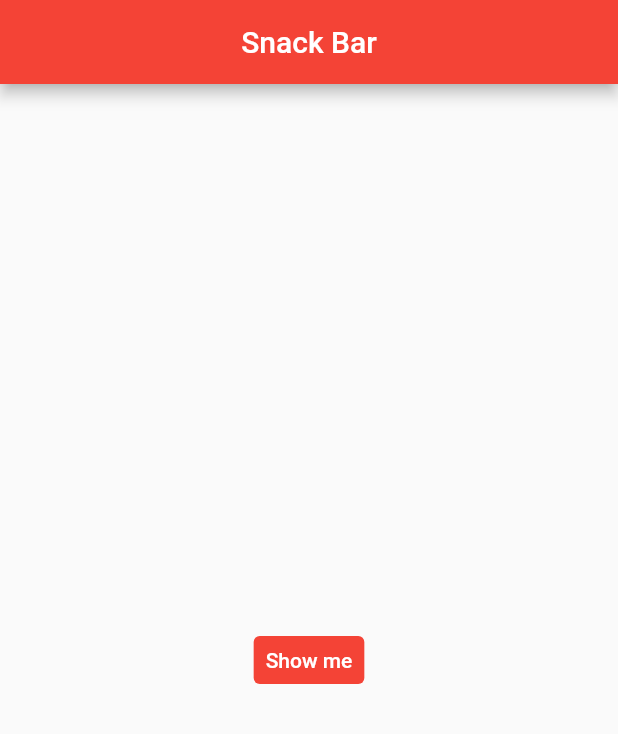
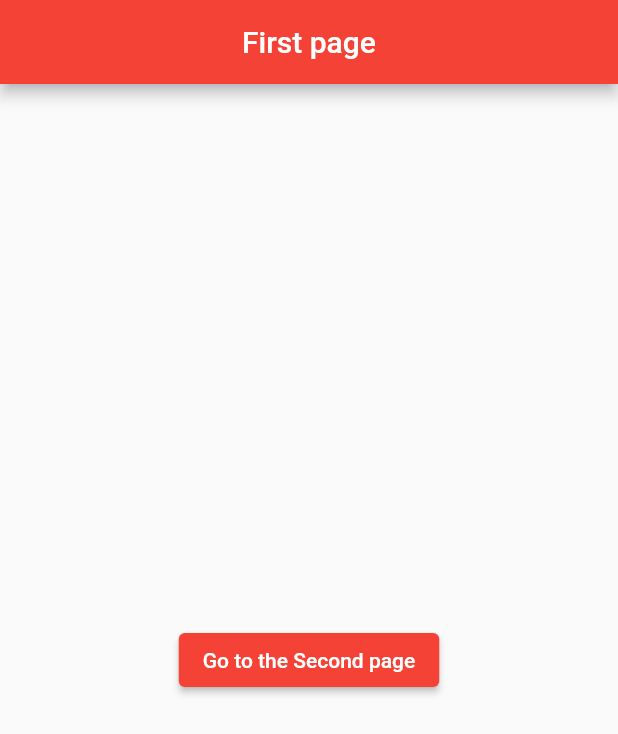
Before and after one commit to ParkJong-Hun/Flutter_Tutorial, a Flutter app: the screen it shows after launch, on a phone screen of 412 x 824 dp. Shown: the top 734 px of the screen. Run offline on Flutter 3.47's test engine with Material 2 defaults, Android fonts, the phone set to English and light mode, and no system bars.

Commit message:
2021/10/20 18:06 Navigator, ElevatedButton

```diff
--- a/lib/main.dart
+++ b/lib/main.dart
@@ -13,46 +13,49 @@ class MyApp extends StatelessWidget {
       theme: ThemeData(
         primarySwatch: Colors.red
       ),
-      home: MyPage(),
+      home: FirstPage(),
     );
   }
 }
 
-class MyPage extends StatelessWidget {
-  const MyPage({Key? key}) : super(key: key);
+class FirstPage extends StatelessWidget {
+  const FirstPage({Key? key}) : super(key: key);
 
   @override
   Widget build(BuildContext context) {
-    final ButtonStyle buttonStyle = TextButton.styleFrom(
-      minimumSize: Size(60, 30),
-      backgroundColor: Colors.red,
-    );
-
     return Scaffold(
       appBar: AppBar(
-        title: Text('Snack Bar'),
+        title: Text('First page'),
         centerTitle: true,
       ),
-      body: Builder(builder: (BuildContext ctx) {//위젯의 BuildContext를 갖는 부모-자식 관계의 자식 위젯을 리턴.
-        return Center(
-          child: TextButton(//원래 FlatButton이였던 Text가 쓰여져 있는 일반적인 버튼 위젯.
-            //눌렀을 때 기능 구현.
-            onPressed: (){
-            //현재 주어진 context에서 위로 올라가면서 가장 가까운 Scaffold를 반환. (단 Builder가 없을 경우, Scaffold가 어디에 있는지 찾을 수 없을 수 있음)
-            ScaffoldMessenger.of(ctx).showSnackBar(SnackBar(//ToastText 같은 위젯. 화면 하단부에 출력됨.
-              //표시될 내용.
-              content: Text('Hello'),));
-            },
-            //버튼에 쓰여질 Text 위젯을 인자로 사용.
-            child: Text('Show me',
-              //ButtonStyle을 인자로 사용. 버튼의 내용을 꾸밈.
-              style: TextStyle(
-                color: Colors.white,
-              ),
-            ),
-              style: buttonStyle),
-        );
-      },)
+      body: Center(
+        child: ElevatedButton(child: Text('Go to the Second page'), onPressed: () {
+          Navigator.push(context,
+            MaterialPageRoute(
+              builder: (_) => SecondPage()
+            )
+          );
+        },),
+      ),
     );
   }
 }
+
+class SecondPage extends StatelessWidget {
+  const SecondPage({Key? key}) : super(key: key);
+
+  @override
+  Widget build(BuildContext context) {
+    return Scaffold(
+      appBar: AppBar(
+        title: Text('Second page'),
+        centerTitle: true,
+      ),
+      body: Center(
+        child: ElevatedButton(child: Text('Go to the First page'), onPressed: () {
+          Navigator.pop(context);
+        },),
+      ),
+    );
+  }
+}
```
